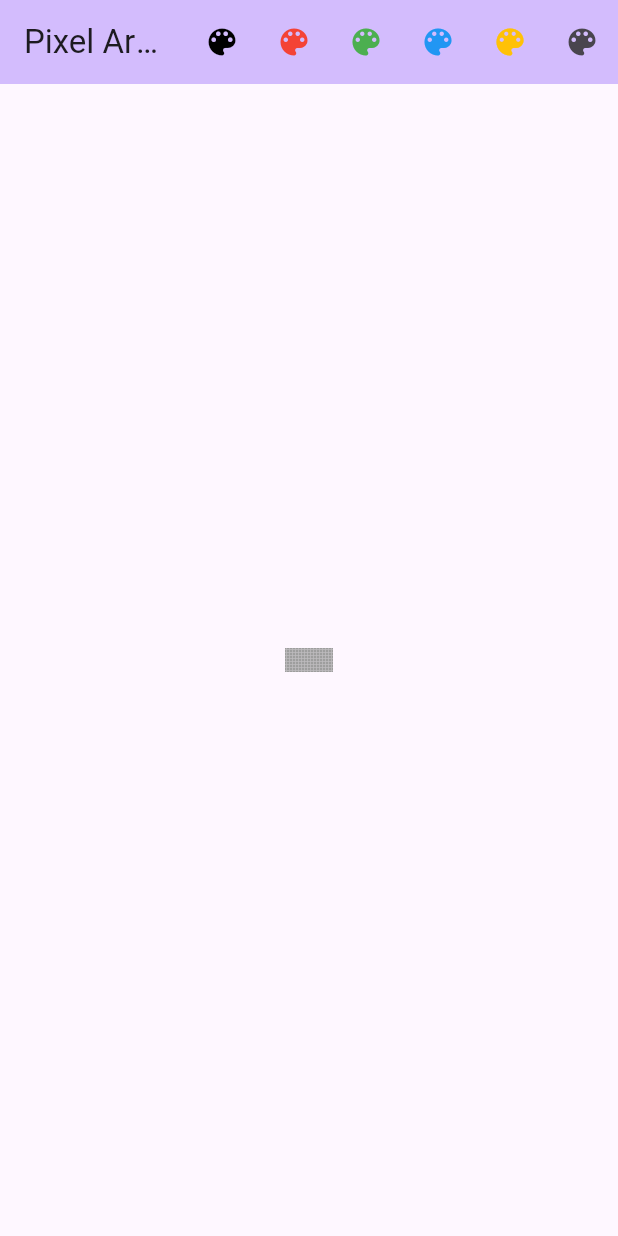
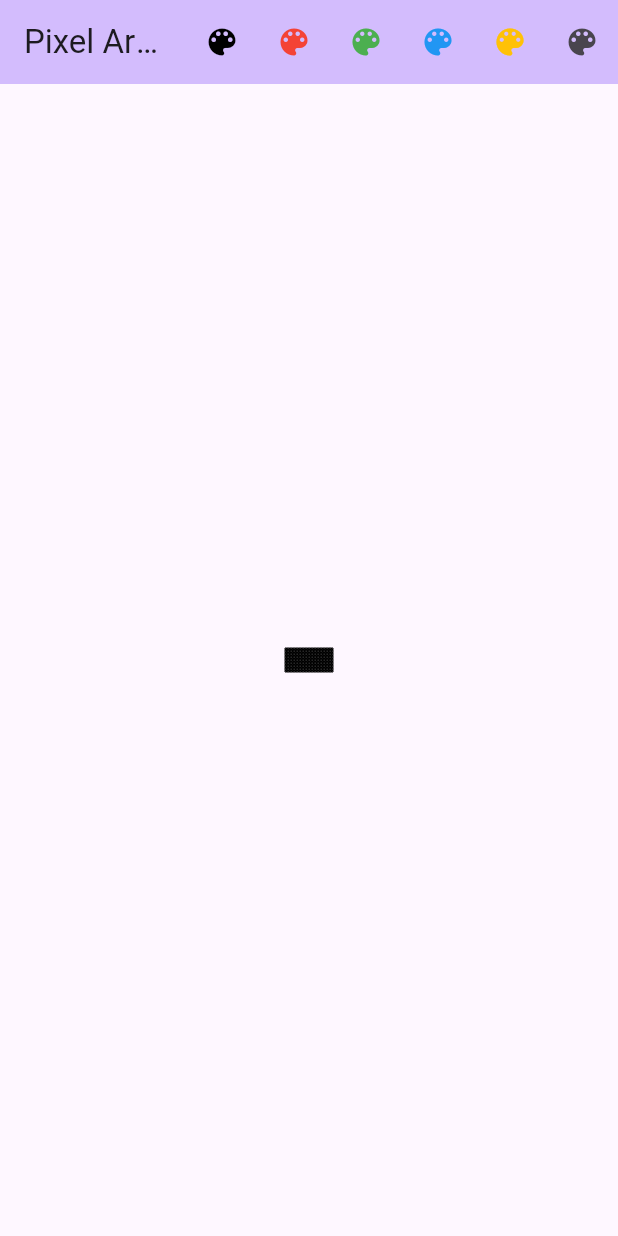
Before and after one commit to michasng/pixelart, a Flutter app: the screen it shows after launch, on a phone screen of 412 x 824 dp. Run offline on Flutter 3.47's test engine with Material 2 defaults, Android fonts, the phone set to English and light mode, and no system bars.

Commit message:
Fix pixel gaps and add showGrid option

```diff
--- a/lib/components/pixel_art_canvas.dart
+++ b/lib/components/pixel_art_canvas.dart
@@ -5,6 +5,7 @@ class PixelArtCanvas extends StatefulWidget {
   final int width, height;
   final Color? initialFillColor;
   final Color? Function() getColor;
+  final bool showGrid;
 
   const PixelArtCanvas({
     super.key,
@@ -13,6 +14,7 @@ class PixelArtCanvas extends StatefulWidget {
     required this.height,
     required this.initialFillColor,
     required this.getColor,
+    required this.showGrid,
   });
 
   @override
@@ -28,7 +30,10 @@ class _PixelArtCanvasState extends State<PixelArtCanvas> {
     super.initState();
 
     final pixels = _generatePixels(widget.initialFillColor);
-    _pixelPainter = PixelArtPainter(pixels: pixels);
+    _pixelPainter = PixelArtPainter(
+      pixels: pixels,
+      showGrid: widget.showGrid,
+    );
 
     final initialTransform = Matrix4.identity()
       ..translate((widget.constraints.maxWidth - widget.width) / 2,
@@ -54,8 +59,8 @@ class _PixelArtCanvasState extends State<PixelArtCanvas> {
       transformationController: transformationController,
       constrained: false,
       boundaryMargin: const EdgeInsets.all(double.infinity),
-      maxScale: 50,
-      minScale: 0.1,
+      maxScale: 100,
+      minScale: 1,
       child: GestureDetector(
         onTapDown: (details) {
           var (x, y) = localToPixel(details.localPosition);
@@ -63,7 +68,10 @@ class _PixelArtCanvasState extends State<PixelArtCanvas> {
             final pixels = _pixelPainter.pixels;
             pixels[y][x] = widget.getColor();
             setState(() {
-              _pixelPainter = PixelArtPainter(pixels: pixels);
+              _pixelPainter = PixelArtPainter(
+                pixels: pixels,
+                showGrid: widget.showGrid,
+              );
             });
           });
         },
@@ -80,8 +88,14 @@ class _PixelArtCanvasState extends State<PixelArtCanvas> {
 
 class PixelArtPainter extends CustomPainter {
   List<List<Color?>> pixels;
+  bool showGrid;
+  Color gridColor;
 
-  PixelArtPainter({required this.pixels});
+  PixelArtPainter({
+    required this.pixels,
+    required this.showGrid,
+    this.gridColor = Colors.black,
+  });
 
   @override
   void paint(Canvas canvas, Size size) {
@@ -91,6 +105,15 @@ class PixelArtPainter extends CustomPainter {
       for (int x = 0; x < pixels[y].length; x++) {
         if (pixels[y][x] == null) continue;
         paint.color = pixels[y][x]!;
+        paint.style = PaintingStyle.fill;
+        canvas.drawRect(
+          Rect.fromLTWH(x.toDouble(), y.toDouble(), 1.0, 1.0),
+          paint,
+        );
+        paint.style = PaintingStyle.stroke;
+        if (showGrid) {
+          paint.color = gridColor;
+        }
         canvas.drawRect(
           Rect.fromLTWH(x.toDouble(), y.toDouble(), 1.0, 1.0),
           paint,
--- a/lib/components/pixel_art_page.dart
+++ b/lib/components/pixel_art_page.dart
@@ -46,6 +46,7 @@ class _PixelArtPageState extends State<PixelArtPage> {
           height: 16,
           getColor: () => _selectedColor,
           initialFillColor: Colors.grey,
+          showGrid: true,
         ),
       ),
     );
```
